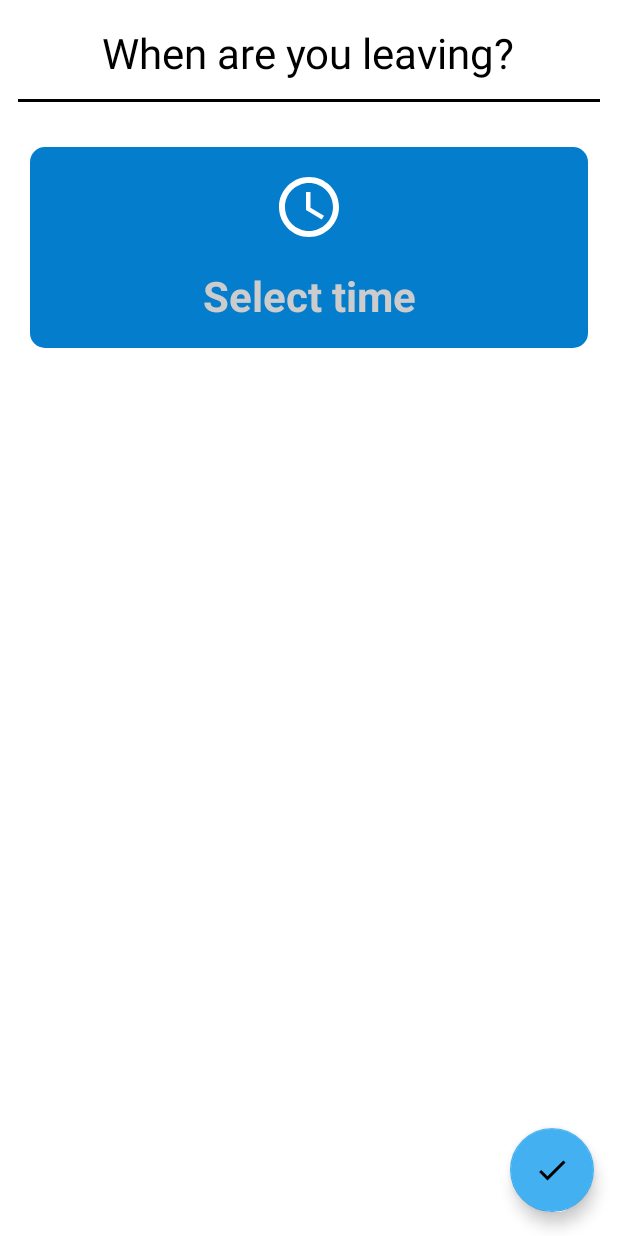
After one commit to ewald98/ParkItNow, an Android app: the ChangeLeaveTimeFragment screen opened through its navigation route, on a phone screen of 412 x 824 dp. The commit adds this screen. Run offline under Robolectric (Android 15) with nearby library versions, the phone set to English and light mode, and no system bars; our stand-ins replace Firebase (no records; nobody signed in at launch, a user with empty details on screens opened directly); 1 statement that could not run was skipped.

Commit message:
added changeLeaveTime functionality;

```diff
--- /dev/null
+++ b/app/src/main/java/com/ewdev/parkitnow/view/fragments/ChangeLeaveTimeFragment.kt
@@ -0,0 +1,93 @@
+package com.ewdev.parkitnow.view.fragments
+
+import android.app.DatePickerDialog
+import android.app.TimePickerDialog
+import android.os.Bundle
+import android.util.Log
+import android.view.LayoutInflater
+import android.view.View
+import android.view.ViewGroup
+import android.widget.DatePicker
+import android.widget.TimePicker
+import androidx.fragment.app.Fragment
+import androidx.lifecycle.Observer
+import androidx.lifecycle.ViewModelProvider
+import androidx.navigation.fragment.findNavController
+import androidx.recyclerview.widget.LinearLayoutManager
+import com.ewdev.parkitnow.R
+import com.ewdev.parkitnow.data.AddedCarsRecycleViewAdapter
+import com.ewdev.parkitnow.data.ParkedCar
+import com.ewdev.parkitnow.viewModel.ParkCarViewModel
+import android.text.format.DateFormat
+import com.ewdev.parkitnow.viewModel.ChangeLeaveTimeViewModel
+import kotlinx.android.synthetic.main.fragment_change_leave_time.*
+import java.util.*
+
+class ChangeLeaveTimeFragment: Fragment() {
+
+    lateinit var viewModel: ChangeLeaveTimeViewModel
+
+    override fun onCreate(savedInstanceState: Bundle?) {
+        super.onCreate(savedInstanceState)
+
+        viewModel = ViewModelProvider(this).get(ChangeLeaveTimeViewModel::class.java)
+    }
+
+    override fun onCreateView(inflater: LayoutInflater, container: ViewGroup?, savedInstanceState: Bundle?): View? {
+        return inflater.inflate(R.layout.fragment_change_leave_time, container, false)
+    }
+
+    override fun onViewCreated(view: View, savedInstanceState: Bundle?) {
+        super.onViewCreated(view, savedInstanceState)
+
+        viewModel.leaveTime.observe(viewLifecycleOwner, Observer { leaveTime ->
+            new_leave_time.text = DateFormat.format("yyyy-MM-dd\n HH:mm:ss", leaveTime)
+        })
+
+        new_leave_time.setOnClickListener {
+
+            val currentSetCal: Calendar = viewModel.leaveTime.value ?: Calendar.getInstance()
+            val datePickerDialog = DatePickerDialog(
+                    requireContext(),
+                    object: DatePickerDialog.OnDateSetListener {
+                        override fun onDateSet(view: DatePicker?, year: Int, month: Int, dayOfMonth: Int) {
+
+                            val timePickerDialog = TimePickerDialog(
+                                    requireContext(),
+                                    object : TimePickerDialog.OnTimeSetListener {
+                                        override fun onTimeSet(view: TimePicker?, hourOfDay: Int, minute: Int) {
+                                            val calendar = GregorianCalendar(
+                                                    year,
+                                                    month,
+                                                    dayOfMonth,
+                                                    hourOfDay,
+                                                    minute
+                                            )
+                                            viewModel.onTimeSet(calendar)
+                                        }
+                                    },
+                                    currentSetCal.get(Calendar.HOUR),
+                                    currentSetCal.get(Calendar.MINUTE),
+                                    true
+                            )
+//            timePickerDialog.updateTime(viewModel.leaveTime.value!!.hour, viewModel.leaveTime.value!!.minute)
+                            timePickerDialog.show()
+                        }
+                    },
+                    currentSetCal.get(Calendar.YEAR),
+                    currentSetCal.get(Calendar.MONTH),
+                    currentSetCal.get(Calendar.DAY_OF_MONTH)
+            )
+            datePickerDialog.show()
+
+        }
+
+        fab_next_btn.setOnClickListener {
+            viewModel.changeLeaveTime()
+            viewModel.changesCommited.observe(viewLifecycleOwner, {
+                findNavController().navigate(R.id.action_changeLeaveTimeFragment_to_homeParkedFragment)
+            })
+        }
+    }
+
+}
--- a/app/src/main/java/com/ewdev/parkitnow/view/fragments/HomeParkedFragment.kt
+++ b/app/src/main/java/com/ewdev/parkitnow/view/fragments/HomeParkedFragment.kt
@@ -88,7 +88,7 @@ class HomeParkedFragment : Fragment() {
             viewModel.leaveNow()
         }
 
-//        configureChangeLeaveTimeButton()
+        configureChangeLeaveTimeButton()
 
         viewModel.refreshFragment.observe(viewLifecycleOwner, {
             findNavController().navigate(R.id.action_homeParkedFragment_self)
@@ -97,7 +97,9 @@ class HomeParkedFragment : Fragment() {
     }
 
     private fun configureChangeLeaveTimeButton() {
-        TODO("changeleavetime")
+        change_leave_time_button.setOnClickListener {
+            findNavController().navigate(R.id.action_homeParkedFragment_to_changeLeaveTimeFragment)
+        }
     }
 
     private fun configureLeaverLeftButton() {
--- /dev/null
+++ b/app/src/main/java/com/ewdev/parkitnow/viewModel/ChangeLeaveTimeViewModel.kt
@@ -0,0 +1,74 @@
+package com.ewdev.parkitnow.viewModel
+
+import android.app.Application
+import androidx.lifecycle.AndroidViewModel
+import androidx.lifecycle.MutableLiveData
+import androidx.lifecycle.viewModelScope
+import com.ewdev.parkitnow.services.FirebaseService
+import com.ewdev.parkitnow.data.ParkedCar
+import com.ewdev.parkitnow.data.User
+import com.google.firebase.auth.FirebaseAuth
+import kotlinx.coroutines.GlobalScope
+import kotlinx.coroutines.launch
+import java.util.*
+import kotlin.collections.ArrayList
+
+class ChangeLeaveTimeViewModel(application: Application) : AndroidViewModel(application) {
+
+    private lateinit var userCar: ParkedCar
+    private lateinit var user: User
+
+    val leaveTime: MutableLiveData<Calendar> = MutableLiveData()
+
+    val changesCommited: MutableLiveData<Unit> = MutableLiveData()
+
+
+
+    init {
+        val auth = FirebaseAuth.getInstance()
+
+        viewModelScope.launch {
+            user = FirebaseService.getUser(auth.currentUser!!.uid)!!
+            userCar = FirebaseService.getCar(user.selectedCar!!)!!
+        }
+
+    }
+
+    fun onTimeSet(calendar: Calendar) {
+        leaveTime.value = calendar
+    }
+
+    fun changeLeaveTime() {
+
+        GlobalScope.launch {
+            // TODO: make sure date is set and that it's not 10 mins before leaving (or if it is,
+            // go to the leaveNow useCase
+
+            // get roots from all blocked cars
+            FirebaseService.updateCar(
+                ParkedCar(
+                    user.selectedCar!!,
+                    leaveTime.value!!,
+                    userCar.roots,
+                    userCar.blocking,
+                    true
+                )
+            )
+
+            FirebaseService.updateUser(
+                User(
+                    user.uid,
+                    user.phoneNo,
+                    user.selectedCar!!,
+                    user.token,
+                    true,
+                    false,
+                    false
+                )
+            )
+            changesCommited.postValue(Unit)
+
+        }
+    }
+
+}
--- /dev/null
+++ b/app/src/main/res/layout/fragment_change_leave_time.xml
@@ -0,0 +1,68 @@
+<?xml version="1.0" encoding="utf-8"?>
+<androidx.constraintlayout.widget.ConstraintLayout xmlns:android="http://schemas.android.com/apk/res/android"
+    xmlns:app="http://schemas.android.com/apk/res-auto"
+    android:layout_width="match_parent"
+    android:layout_height="match_parent"
+    android:orientation="vertical"
+    android:background="@color/white">
+
+    <TextView
+        android:id="@+id/textView3"
+        android:layout_width="wrap_content"
+        android:layout_height="wrap_content"
+        android:layout_gravity="center"
+        android:layout_marginTop="16dp"
+        android:text="When are you leaving?"
+        android:textColor="@color/black"
+        android:textSize="28sp"
+        app:layout_constraintEnd_toEndOf="parent"
+        app:layout_constraintHorizontal_bias="0.496"
+        app:layout_constraintStart_toStartOf="parent"
+        app:layout_constraintTop_toTopOf="parent" />
+
+    <View
+        android:id="@+id/view2"
+        android:layout_width="match_parent"
+        android:layout_height="2dp"
+        android:layout_margin="12dp"
+        android:layout_marginTop="14dp"
+        android:background="@color/black"
+        app:layout_constraintEnd_toEndOf="parent"
+        app:layout_constraintStart_toStartOf="parent"
+        app:layout_constraintTop_toBottomOf="@+id/textView3" />
+
+    <TextView
+        android:id="@+id/new_leave_time"
+        android:layout_width="match_parent"
+        android:layout_height="wrap_content"
+        android:layout_margin="20dp"
+        android:background="@drawable/darkblue_container"
+        android:drawableTop="@drawable/ic_schedule_24px"
+        android:drawablePadding="16dp"
+        android:drawableTint="@color/white"
+        android:gravity="center"
+        android:hint="Select time"
+        android:padding="16dp"
+        android:textColor="@color/white"
+        android:textColorHint="#CCCCCC"
+        android:textSize="28sp"
+        android:textStyle="bold"
+        app:layout_constraintBottom_toBottomOf="parent"
+        app:layout_constraintEnd_toEndOf="parent"
+        app:layout_constraintHorizontal_bias="0.3"
+        app:layout_constraintStart_toStartOf="parent"
+        app:layout_constraintTop_toBottomOf="@+id/view2"
+        app:layout_constraintVertical_bias="0.017" />
+
+    <com.google.android.material.floatingactionbutton.FloatingActionButton
+        android:id="@+id/fab_next_btn"
+        android:layout_width="wrap_content"
+        android:layout_height="wrap_content"
+        android:layout_gravity="bottom|end"
+        android:layout_margin="16dp"
+        android:backgroundTint="@color/lightBlue"
+        android:src="@drawable/ic_check"
+        app:layout_constraintBottom_toBottomOf="parent"
+        app:layout_constraintEnd_toEndOf="parent" />
+
+</androidx.constraintlayout.widget.ConstraintLayout>
```
